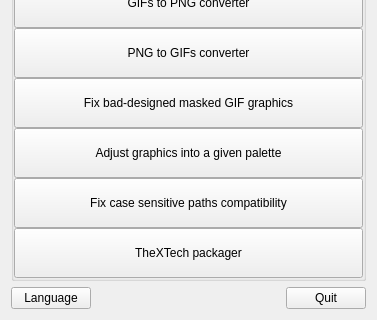
Above: Maintainer/main_window.ui from WohlSoft/Moondust-Project before the change; both pictures show x 0 to 377 and y 204 to 524 of the 377 by 524 pixel window. Below: the same form after it.
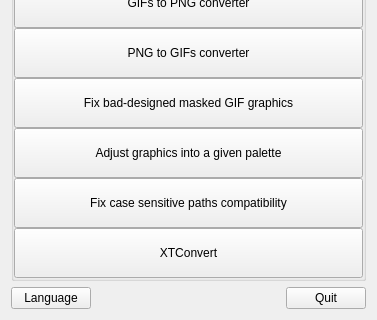
That is the form after the change. Icons and pictures are not drawn.

What changed in the file:
```diff
--- a/Maintainer/main_window.ui
+++ b/Maintainer/main_window.ui
@@ -185,7 +185,7 @@
          <string>Convert and package game assets and episodes for TheXTech.</string>
         </property>
         <property name="text">
-         <string>TheXTech packager</string>
+         <string>XTConvert</string>
         </property>
        </widget>
       </item>
```
